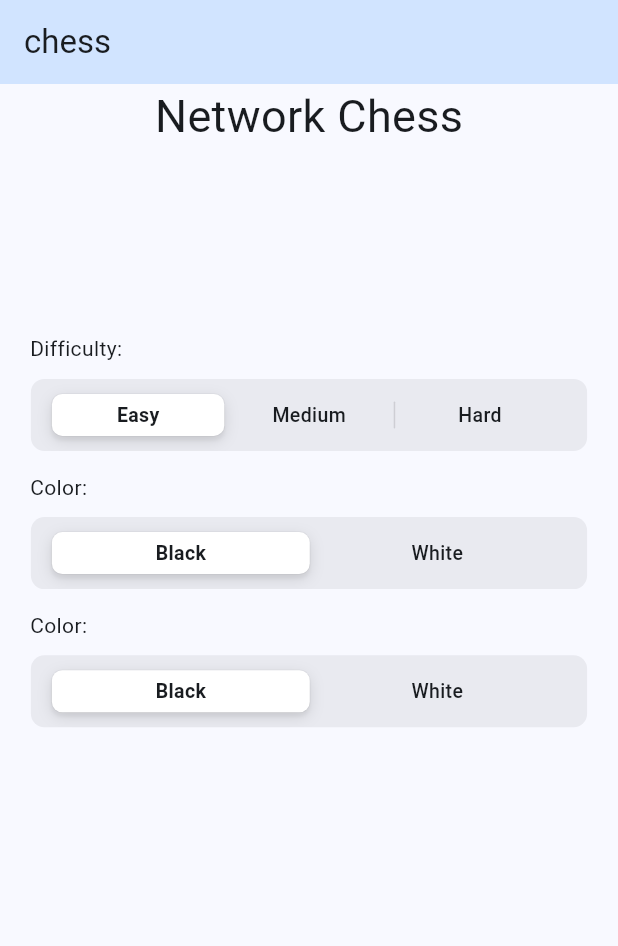
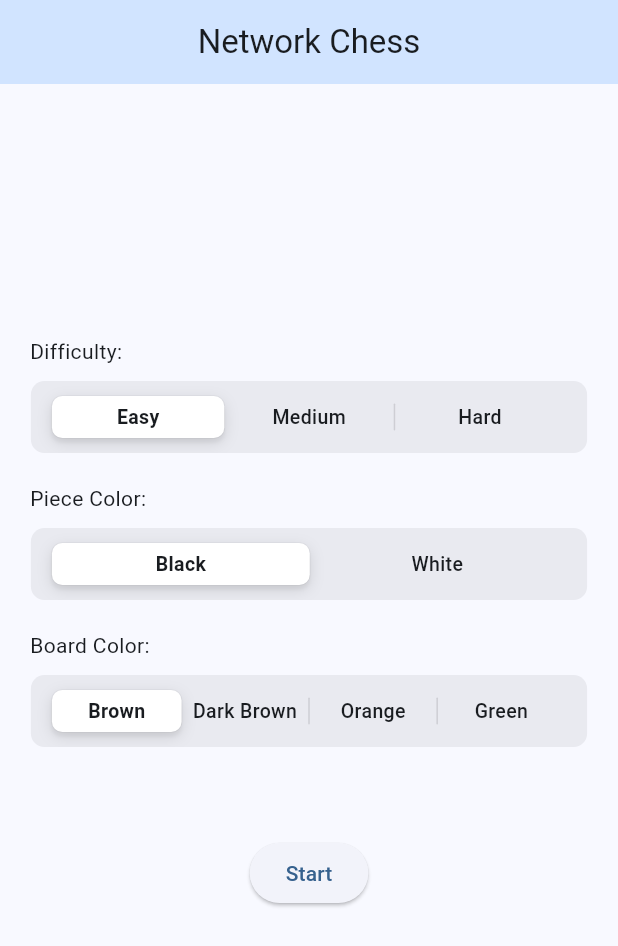
Before and after one commit to Shiddeshwaran-Selvarasu/network_chess, a Flutter app: the screen it shows after launch, on a phone screen of 412 x 824 dp. Shown: the top 946 px of the screen. Run offline on Flutter 3.47's test engine with Material 2 defaults, Android fonts, the phone set to English and light mode, and no system bars; drawn by our look-alikes of dynamic_color; missing offline and left inert: flutter_chess_board.

Commit message:
initial ui

```diff
--- a/lib/main.dart
+++ b/lib/main.dart
@@ -1,6 +1,7 @@
 import 'package:dynamic_color/dynamic_color.dart';
 import 'package:flutter/material.dart';
-import 'package:network_chess/pages/home_page.dart';
+
+import './pages/home_page.dart';
 
 void main() {
   runApp(const MyApp());
@@ -19,6 +20,7 @@ class _MyAppState extends State<MyApp> {
     return DynamicColorBuilder(
       builder: (ColorScheme? lightDynamic, ColorScheme? darkDynamic) {
         return MaterialApp(
+          debugShowCheckedModeBanner: false,
           theme: ThemeData(
             useMaterial3: true,
             brightness: Brightness.light,
@@ -31,10 +33,11 @@ class _MyAppState extends State<MyApp> {
           darkTheme: ThemeData(
             useMaterial3: true,
             brightness: Brightness.dark,
-            colorScheme: darkDynamic ?? ColorScheme.fromSeed(
-              seedColor: Colors.teal,
-              brightness: Brightness.dark,
-            ),
+            colorScheme: darkDynamic ??
+                ColorScheme.fromSeed(
+                  seedColor: Colors.teal,
+                  brightness: Brightness.dark,
+                ),
           ),
           themeMode: ThemeMode.system,
           home: const HomePage(),
--- a/lib/pages/home_page.dart
+++ b/lib/pages/home_page.dart
@@ -1,5 +1,7 @@
 import 'package:flutter/material.dart';
-import 'package:network_chess/widgets/sliding_segmented.dart';
+import 'package:network_chess/pages/game_page.dart';
+
+import '../widgets/sliding_segmented.dart';
 
 class HomePage extends StatefulWidget {
   const HomePage({Key? key}) : super(key: key);
@@ -10,85 +12,98 @@ class HomePage extends StatefulWidget {
 
 class _HomePageState extends State<HomePage> {
   int difficulty = 0;
-  int  pieceColor = 0;
+  int pieceColor = 0;
   int boardColor = 0;
 
   @override
   Widget build(BuildContext context) {
     return Scaffold(
       appBar: AppBar(
-        title: const Text('chess'),
+        title: const Text('Network Chess'),
+        centerTitle: true,
         backgroundColor: Theme.of(context).colorScheme.primaryContainer,
       ),
       backgroundColor: Theme.of(context).colorScheme.background,
       body: Column(
-        mainAxisAlignment: MainAxisAlignment.start,
+        mainAxisAlignment: MainAxisAlignment.center,
         crossAxisAlignment: CrossAxisAlignment.start,
         mainAxisSize: MainAxisSize.max,
         children: [
-          const Center(
-            child: Text(
-              'Network Chess',
-              style: TextStyle(fontSize: 30),
-            ),
-          ),
-          SizedBox(
-            height: MediaQuery.of(context).size.height * 0.15,
-          ),
           const Padding(
             padding: EdgeInsets.symmetric(horizontal: 20),
             child: Text('Difficulty:'),
           ),
           SlidingSegmentedControl(
-            myTabs: const {
+            tabs: const {
               0: Text('Easy'),
               1: Text('Medium'),
               2: Text('Hard'),
             },
             selectIndex: difficulty,
-            onValueChanged: (i){
+            onValueChanged: (i) {
               setState(() {
                 difficulty = i ?? 0;
               });
             },
           ),
-          SizedBox(
-            height: MediaQuery.of(context).size.height * 0.005,
+          const SizedBox(
+            height: 10,
           ),
           const Padding(
             padding: EdgeInsets.symmetric(horizontal: 20),
-            child: Text('Color:'),
+            child: Text('Piece Color:'),
           ),
           SlidingSegmentedControl(
-            myTabs: const {
+            tabs: const {
               0: Text('Black'),
               1: Text('White'),
             },
             selectIndex: pieceColor,
-            onValueChanged: (i){
+            onValueChanged: (i) {
               setState(() {
                 pieceColor = i ?? 0;
               });
             },
           ),
-          SizedBox(
-            height: MediaQuery.of(context).size.height * 0.005,
+          const SizedBox(
+            height: 10,
           ),
           const Padding(
             padding: EdgeInsets.symmetric(horizontal: 20),
-            child: Text('Color:'),
+            child: Text('Board Color:'),
           ),
           SlidingSegmentedControl(
-            myTabs: const {
-              0: Text('Black'),
-              1: Text('White'),
+            tabs: const {
+              0: Text('Brown'),
+              1: Text('Dark Brown'),
+              2: Text('Orange'),
+              3: Text('Green'),
             },
             selectIndex: boardColor,
-            onValueChanged: (i){
+            onValueChanged: (i) {
               setState(() {
                 boardColor = i ?? 0;
               });
             },
+          ),
+          Center(
+            child: Padding(
+              padding: const EdgeInsets.symmetric(vertical: 50, horizontal: 20),
+              child: ElevatedButton(
+                onPressed: () {
+                  Navigator.push(
+                    context,
+                    MaterialPageRoute(
+                      builder: (context) => GamePage(
+                        boardColor: boardColor,
+                        pieceColor: pieceColor,
+                      ),
+                    ),
+                  );
+                },
+                child: const Text('Start'),
+              ),
+            ),
           ),
         ],
       ),
--- a/lib/widgets/sliding_segmented.dart
+++ b/lib/widgets/sliding_segmented.dart
@@ -1,10 +1,9 @@
 import 'package:flutter/cupertino.dart';
-import 'package:flutter/material.dart';
 
 class SlidingSegmentedControl extends StatefulWidget {
-  const SlidingSegmentedControl({Key? key,required this.myTabs,required this.selectIndex,required this.onValueChanged}) : super(key: key);
+  const SlidingSegmentedControl({Key? key,required this.tabs,required this.selectIndex,required this.onValueChanged}) : super(key: key);
 
-  final Map<int, Widget> myTabs;
+  final Map<int, Widget> tabs;
   final int selectIndex;
   final Function(int?) onValueChanged;
 
@@ -25,7 +24,7 @@ class _SlidingSegmentedControlState extends State<SlidingSegmentedControl> {
           child: CupertinoSlidingSegmentedControl(
             padding: const EdgeInsets.symmetric(horizontal: 15,vertical: 10),
             groupValue: widget.selectIndex,
-            children: widget.myTabs,
+            children: widget.tabs,
             onValueChanged: widget.onValueChanged,
           ),
         ),
```
Also changed, not shown: lib/pages/game_page.dart (added, +108 -0 lines).
